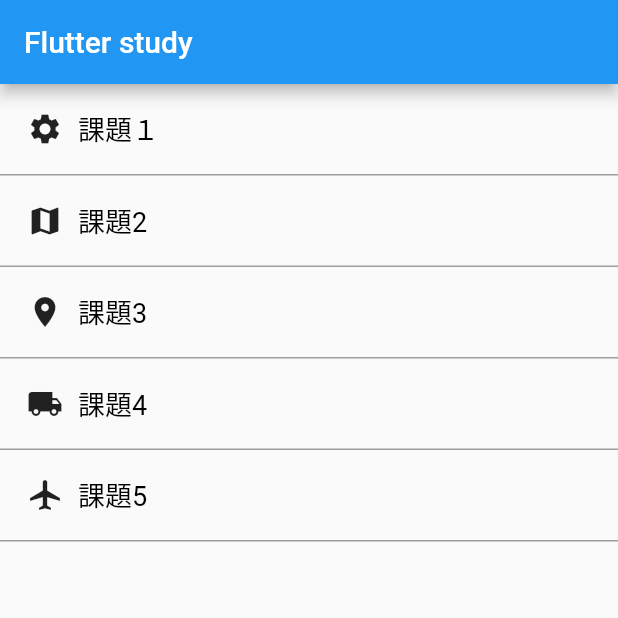
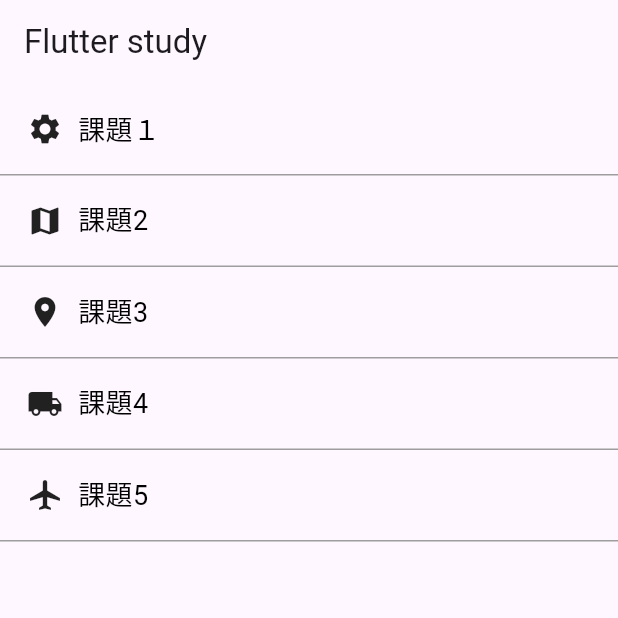
Before and after one commit to retail-oukaku/flutter_study, a Flutter app: the screen it shows after launch, on a phone screen of 412 x 824 dp, the top half of it. Run offline on Flutter 3.47's test engine with Material 2 defaults, Android fonts, the phone set to English and light mode, and no system bars.

Commit message:
update develop

```diff
--- a/lib/main.dart
+++ b/lib/main.dart
@@ -1,3 +1,4 @@
+
 import 'package:flutter/material.dart';
 
 void main() => runApp(const MyApp());
@@ -9,22 +10,36 @@ class MyApp extends StatelessWidget {
   Widget build(BuildContext context) {
     return MaterialApp(
       title: 'Flutter layout demo',
-      home: Scaffold(
+      home: Home(),
+      theme: ThemeData(
+        useMaterial3: true,
+        colorScheme: ColorScheme.fromSeed(seedColor: Colors.deepPurple),
+      ),
+    );
+  }
+
+}
+
+// 画面遷移をする部分のコード
+class Home extends StatelessWidget {
+  @override
+  Widget build(BuildContext context) {
+    return Scaffold(
       appBar: AppBar(
         title: const Text('Flutter study'),
       ),
       body: ListView(
         children:[
-            _menuItem("課題１", const Icon(Icons.settings)),
-            _menuItem("課題2", const Icon(Icons.map)),
-            _menuItem("課題3", const Icon(Icons.room)),
-            _menuItem("課題4", const Icon(Icons.local_shipping)),
-            _menuItem("課題5", const Icon(Icons.airplanemode_active)),],
-        ),
+          _menuItem("課題１", const Icon(Icons.settings),context),
+          _menuItem("課題2", const Icon(Icons.map),context),
+          _menuItem("課題3", const Icon(Icons.room),context),
+          _menuItem("課題4", const Icon(Icons.local_shipping),context),
+          _menuItem("課題5", const Icon(Icons.airplanemode_active),context),
+        ],
       ),
     );
   }
-  Widget _menuItem(String title, Icon icon) {
+  Widget _menuItem(String title, Icon icon,BuildContext context) {
     return GestureDetector(
       child: Container(
         padding: const EdgeInsets.all(8.0),
@@ -48,9 +63,11 @@ class MyApp extends StatelessWidget {
         ),
       ),
       onTap: () {
+        if (title == "課題１") {
+
+        }
         print(title);
       },
     );
-
   }
 }
```
Lines whose indentation alone changed are shown as unchanged.
